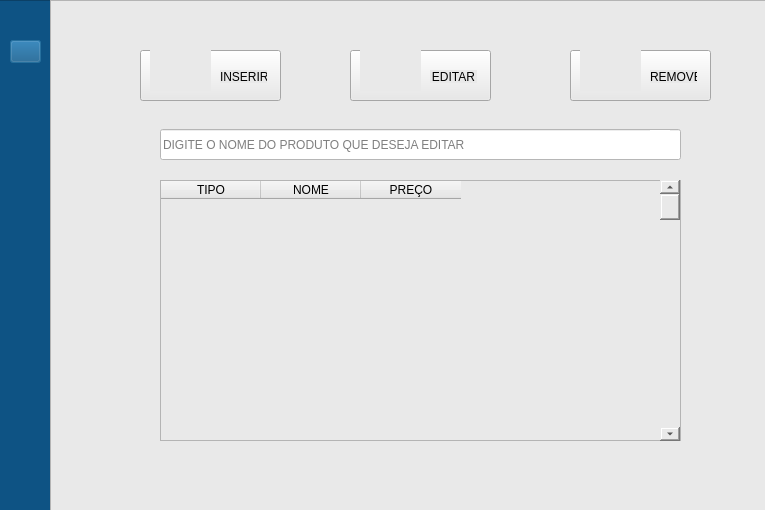
Above: ui/EDITAR.ui from jffilho618/sistema-para-controle-de-pastelaria before the change. Below: the same form after it.
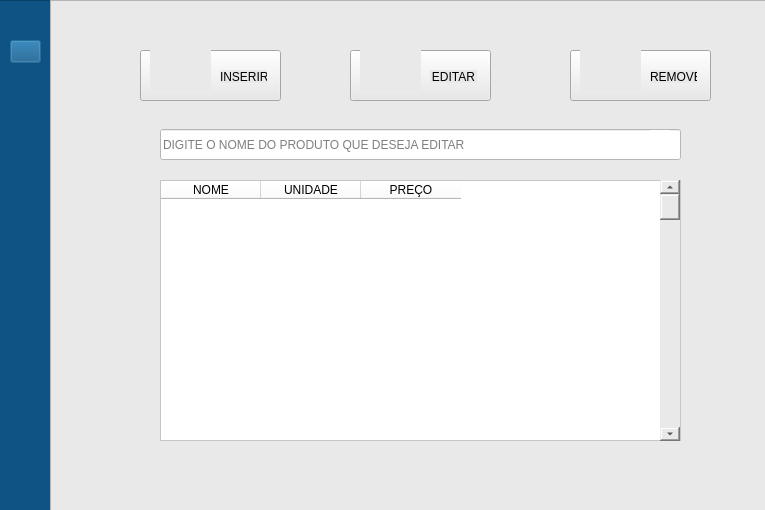
That is the form after the change. Icons and pictures are not drawn.

Commit message: função de editar

The edit to the form file:
```diff
--- a/ui/EDITAR.ui
+++ b/ui/EDITAR.ui
@@ -232,18 +232,21 @@
        <height>261</height>
       </rect>
      </property>
-     <column>
-      <property name="text">
-       <string>TIPO</string>
-      </property>
-      <property name="textAlignment">
-       <set>AlignCenter</set>
-      </property>
-     </column>
+     <property name="styleSheet">
+      <string notr="true">background-color: rgb(255, 255, 255);</string>
+     </property>
      <column>
       <property name="text">
        <string>NOME</string>
       </property>
+      <property name="textAlignment">
+       <set>AlignCenter</set>
+      </property>
+     </column>
+     <column>
+      <property name="text">
+       <string>UNIDADE</string>
+      </property>
       <property name="toolTip">
        <string/>
       </property>
```
Left out of the diff: 4 changed lines with no effect on the pictures. The commit also changes 1 other file.
